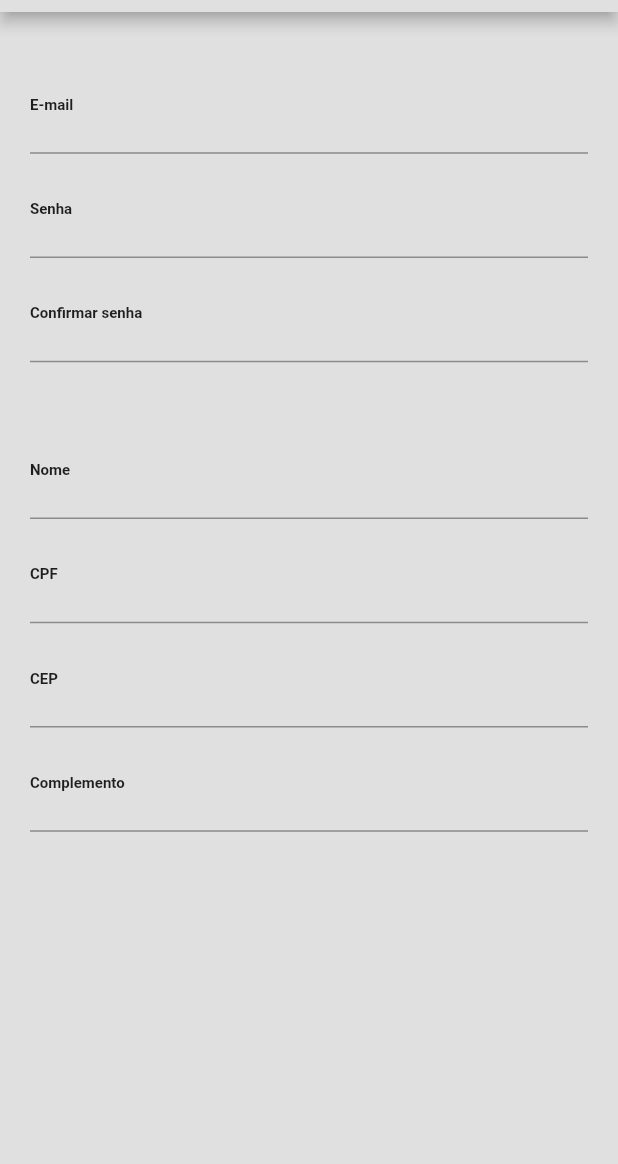
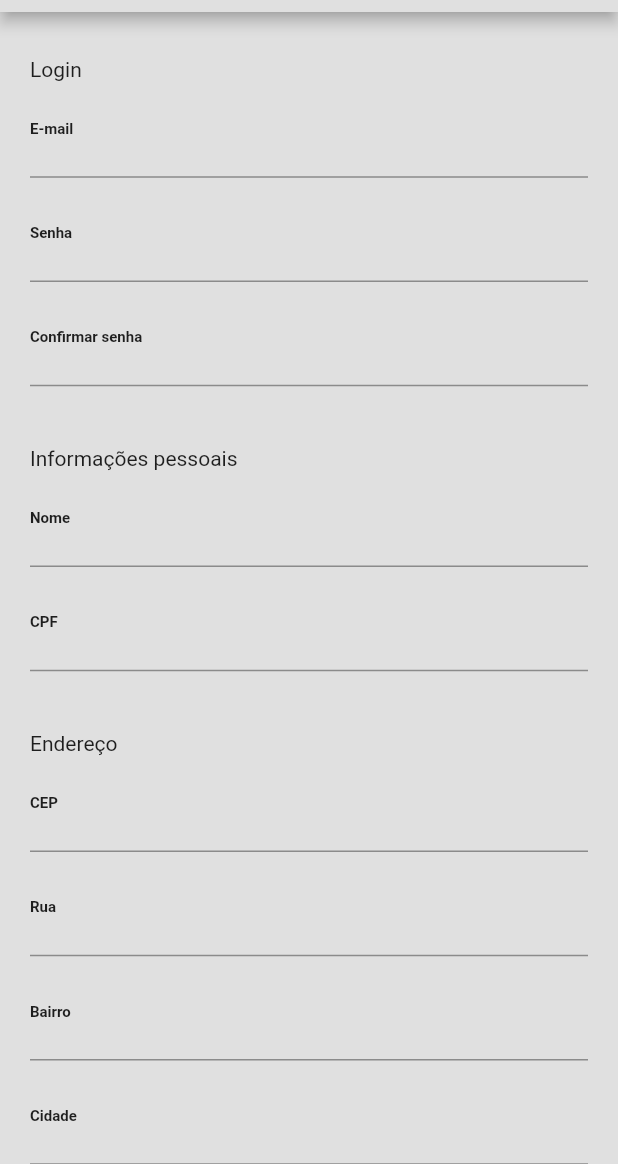
Before and after one commit to Universidade-Paulista/TCC-Severinos, a Flutter app: the Cadastro screen opened directly, on a phone screen of 412 x 824 dp, the part 72-1236 px from its top. Run offline on Flutter 3.47's test engine with Material 2 defaults, Android fonts, the light colour scheme and no system bars; our stand-ins replace brasil_fields, get.

Commit message:
08092021

```diff
--- a/lib/telas/Cadastro.dart
+++ b/lib/telas/Cadastro.dart
@@ -10,6 +10,8 @@ class Cadastro extends StatefulWidget {
 
 class _CadastroState extends State<Cadastro> {
   @override
+  bool severino = false;
+
   Widget build(BuildContext context) {
     return Scaffold(
       appBar: AppBar(
@@ -28,6 +30,12 @@ class _CadastroState extends State<Cadastro> {
         color: Colors.grey.shade300,
         child: ListView(
           children: [
+            Text(
+              "Login",
+              style: TextStyle(
+                color: Colors.black87,
+              ),
+            ),
             TextFormField(
               keyboardType: TextInputType.emailAddress,
               decoration: InputDecoration(
@@ -81,6 +89,12 @@ class _CadastroState extends State<Cadastro> {
             SizedBox(
               height: 40,
             ),
+            Text(
+              "Informações pessoais",
+              style: TextStyle(
+                color: Colors.black87,
+              ),
+            ),
             TextFormField(
               keyboardType: TextInputType.emailAddress,
               decoration: InputDecoration(
@@ -103,9 +117,36 @@ class _CadastroState extends State<Cadastro> {
                 FilteringTextInputFormatter.digitsOnly,
                 CpfInputFormatter()
               ],
-              keyboardType: TextInputType.emailAddress,
+              keyboardType: TextInputType.number,
               decoration: InputDecoration(
                 labelText: "CPF",
+                labelStyle: TextStyle(
+                  color: Colors.black87,
+                  fontWeight: FontWeight.bold,
+                  fontSize: 10,
+                ),
+              ),
+              style: TextStyle(
+                fontSize: 25,
+              ),
+            ),
+            SizedBox(
+              height: 40,
+            ),
+            Text(
+              "Endereço",
+              style: TextStyle(
+                color: Colors.black87,
+              ),
+            ),
+            TextFormField(
+              inputFormatters: [
+                FilteringTextInputFormatter.digitsOnly,
+                CepInputFormatter()
+              ],
+              keyboardType: TextInputType.number,
+              decoration: InputDecoration(
+                labelText: "CEP",
                 labelStyle: TextStyle(
                   color: Colors.black87,
                   fontWeight: FontWeight.bold,
@@ -120,13 +161,43 @@ class _CadastroState extends State<Cadastro> {
               height: 5,
             ),
             TextFormField(
-              inputFormatters: [
-                FilteringTextInputFormatter.digitsOnly,
-                CepInputFormatter()
-              ],
               keyboardType: TextInputType.text,
               decoration: InputDecoration(
-                labelText: "CEP",
+                labelText: "Rua",
+                labelStyle: TextStyle(
+                  color: Colors.black87,
+                  fontWeight: FontWeight.bold,
+                  fontSize: 10,
+                ),
+              ),
+              style: TextStyle(
+                fontSize: 25,
+              ),
+            ),
+            SizedBox(
+              height: 5,
+            ),
+            TextFormField(
+              keyboardType: TextInputType.text,
+              decoration: InputDecoration(
+                labelText: "Bairro",
+                labelStyle: TextStyle(
+                  color: Colors.black87,
+                  fontWeight: FontWeight.bold,
+                  fontSize: 10,
+                ),
+              ),
+              style: TextStyle(
+                fontSize: 25,
+              ),
+            ),
+            SizedBox(
+              height: 5,
+            ),
+            TextFormField(
+              keyboardType: TextInputType.text,
+              decoration: InputDecoration(
+                labelText: "Cidade",
                 labelStyle: TextStyle(
                   color: Colors.black87,
                   fontWeight: FontWeight.bold,
@@ -154,6 +225,87 @@ class _CadastroState extends State<Cadastro> {
                 fontSize: 25,
               ),
             ),
+            SizedBox(
+              height: 40,
+            ),
+            CheckboxListTile(
+                title: Text("Deseja se tornar um severino?"),
+                subtitle: Text(
+                  "Ao selecionar está opção você se tornara um prestador de serviços do aplicativo Severino's",
+                ),
+                checkColor: Colors.black,
+                activeColor: Colors.cyan.shade300,
+                value: severino,
+                onChanged: (bool valCheck) {
+                  setState(() {
+                    severino = valCheck;
+                  });
+                }),
+            SizedBox(
+              height: 40,
+            ),
+            Text(
+              "Informações do prestador de serviço",
+              style: TextStyle(
+                color: Colors.black87,
+              ),
+            ),
+            TextFormField(
+              keyboardType: TextInputType.text,
+              readOnly: severino == true ? false : true,
+              decoration: InputDecoration(
+                labelText: "Razão social",
+                labelStyle: TextStyle(
+                  color: Colors.black87,
+                  fontWeight: FontWeight.bold,
+                  fontSize: 10,
+                ),
+              ),
+              style: TextStyle(
+                fontSize: 25,
+              ),
+            ),
+            SizedBox(
+              height: 5,
+            ),
+            TextFormField(
+              inputFormatters: [
+                FilteringTextInputFormatter.digitsOnly,
+                CnpjInputFormatter()
+              ],
+              keyboardType: TextInputType.number,
+              decoration: InputDecoration(
+                labelText: "CNPJ",
+                labelStyle: TextStyle(
+                  color: Colors.black87,
+                  fontWeight: FontWeight.bold,
+                  fontSize: 10,
+                ),
+              ),
+              style: TextStyle(
+                fontSize: 25,
+              ),
+            ),
+            SizedBox(
+              height: 40,
+            ),
+            TextFormField(
+              keyboardType: TextInputType.text,
+              decoration: InputDecoration(
+                labelText: "Link Whatsapp Business",
+                labelStyle: TextStyle(
+                  color: Colors.greenAccent.shade700,
+                  fontWeight: FontWeight.bold,
+                  fontSize: 10,
+                ),
+              ),
+              style: TextStyle(
+                fontSize: 25,
+              ),
+            ),
+            SizedBox(
+              height: 40,
+            ),
           ],
         ),
       ),
```
Also changed, not shown: pubspec.lock.
